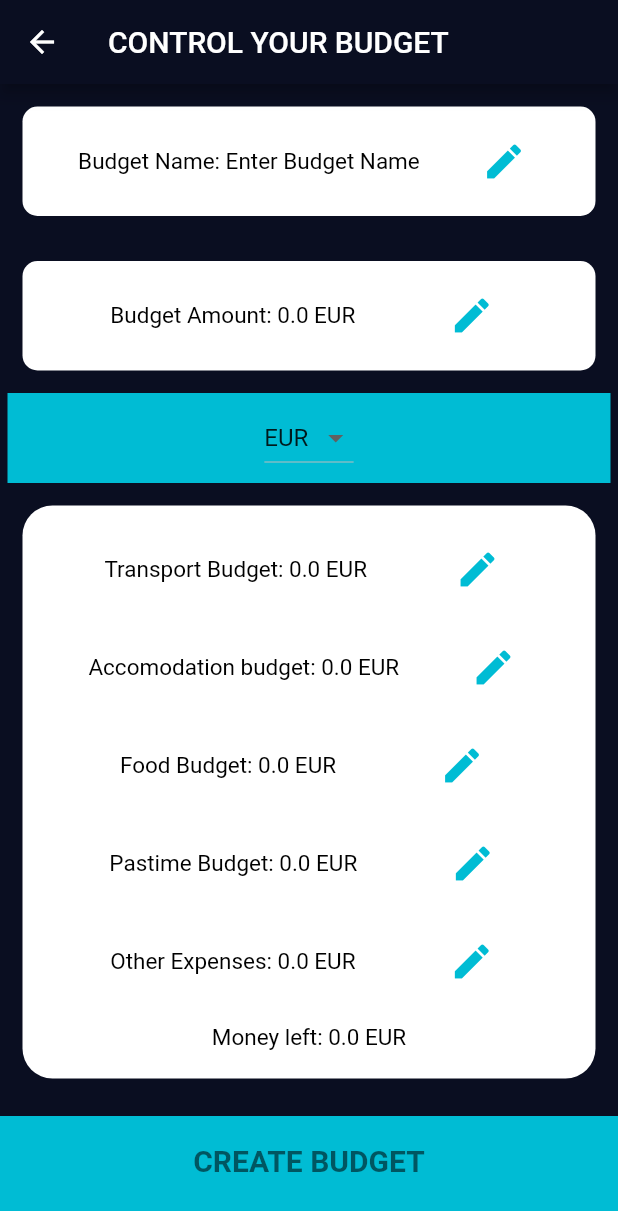
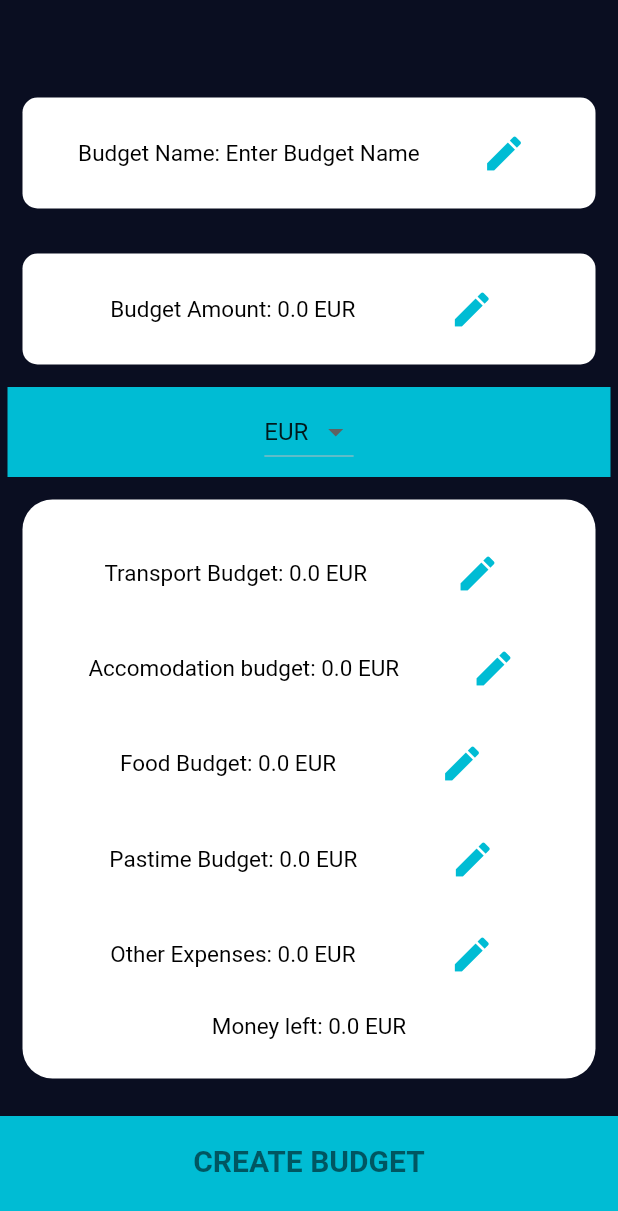
Before and after one commit to TarNur/ControlYourBudget, a Flutter app: the NewBudget screen opened by its route, on a phone screen of 412 x 824 dp. Shown: the top 1211 px of the screen. Run offline on Flutter 3.47's test engine with Material 2 defaults, Android fonts, the phone set to English and light mode, and no system bars; our stand-ins replace font_awesome_flutter, sqflite; accounts and stored records are empty.

Commit message:
'app bar removed'

```diff
--- a/control_your_budget/lib/screens/newBudget_page.dart
+++ b/control_your_budget/lib/screens/newBudget_page.dart
@@ -85,12 +85,10 @@ class _NewBudgetState extends State<NewBudget> {
         otherExpensesBudget;
     return Scaffold(
       resizeToAvoidBottomInset: false,
-      appBar: AppBar(
-        title: Text('CONTROL YOUR BUDGET'),
-      ),
       body: Column(
         crossAxisAlignment: CrossAxisAlignment.stretch,
         children: [
+          SizedBox(height: 50.0,),
           // BUDGET NAME SISESTUS
           Expanded(
             flex: 1,
@@ -202,7 +200,7 @@ class _NewBudgetState extends State<NewBudget> {
               // ALAMKATEGOORIAD
               child: Column(
                 crossAxisAlignment: CrossAxisAlignment.stretch,
-                mainAxisAlignment: MainAxisAlignment.spaceAround,
+                mainAxisAlignment: MainAxisAlignment.spaceEvenly,
                 children: [
                   Row(
                     mainAxisAlignment: MainAxisAlignment.spaceEvenly,
@@ -409,7 +407,7 @@ class _NewBudgetState extends State<NewBudget> {
                 showAlertDialogMoney(context);
               } else if (ifBudgetNameChanged == false || budgetName == null) {
                 showAlertDialogBudgetName(context);
-              } else if (budgetAmount == 0){
+              } else if (budgetAmount == 0) {
                 showAlertDialogBudgetAmount0(context);
               } else {
                 print('On OK.');
```
